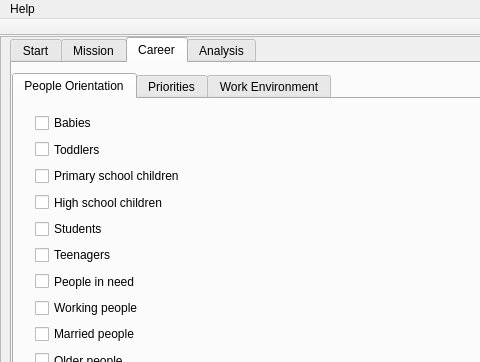
Before: the Qt Designer form src/prothesis-gui/mainwindow.ui in egeldenhuys/prothesis, drawn with Qt 5; both pictures show x 0 to 480 and y 0 to 362 of the 1261 by 624 pixel window.
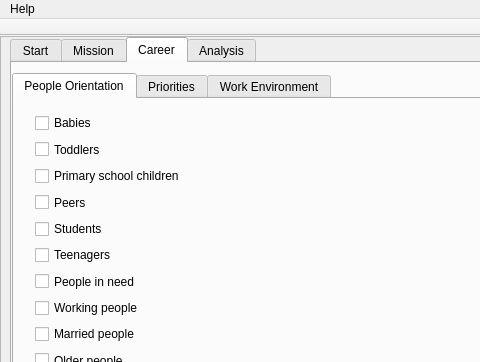
After: the same form once the commit is applied. The open tabs and pages were chosen to show the change. Icons and pictures are not drawn. Custom widgets are drawn as their Qt base class.

```diff
--- a/src/prothesis-gui/mainwindow.ui
+++ b/src/prothesis-gui/mainwindow.ui
@@ -4038,7 +4038,7 @@
 }</string>
                  </property>
                  <property name="text">
-                  <string>High school children</string>
+                  <string>Peers</string>
                  </property>
                 </widget>
                </item>
```
Left out of the diff: 4 changed lines with no effect on the pictures.
